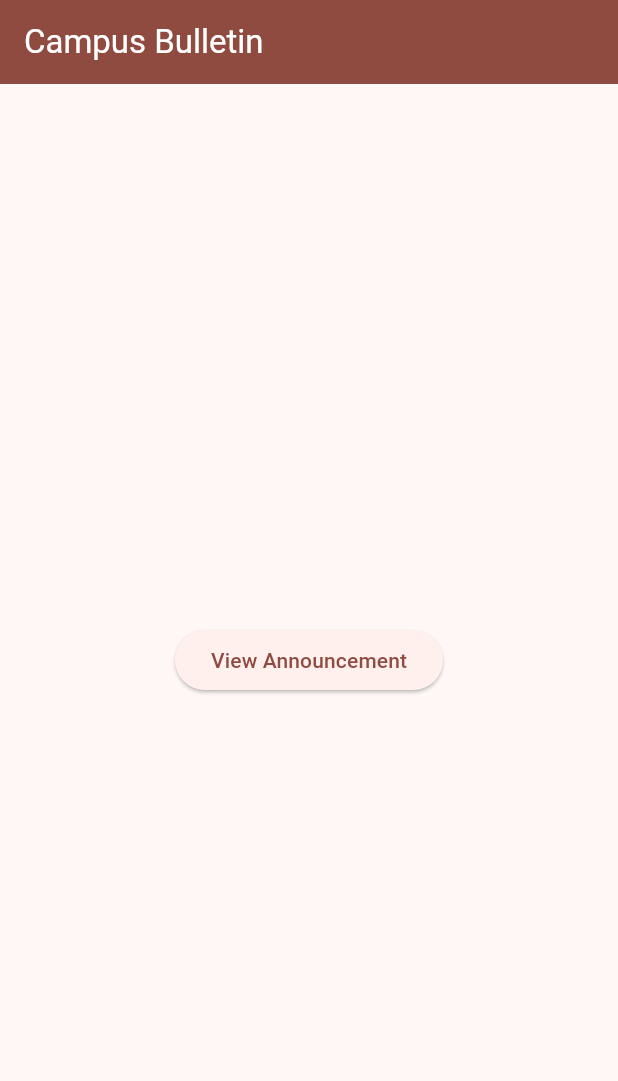
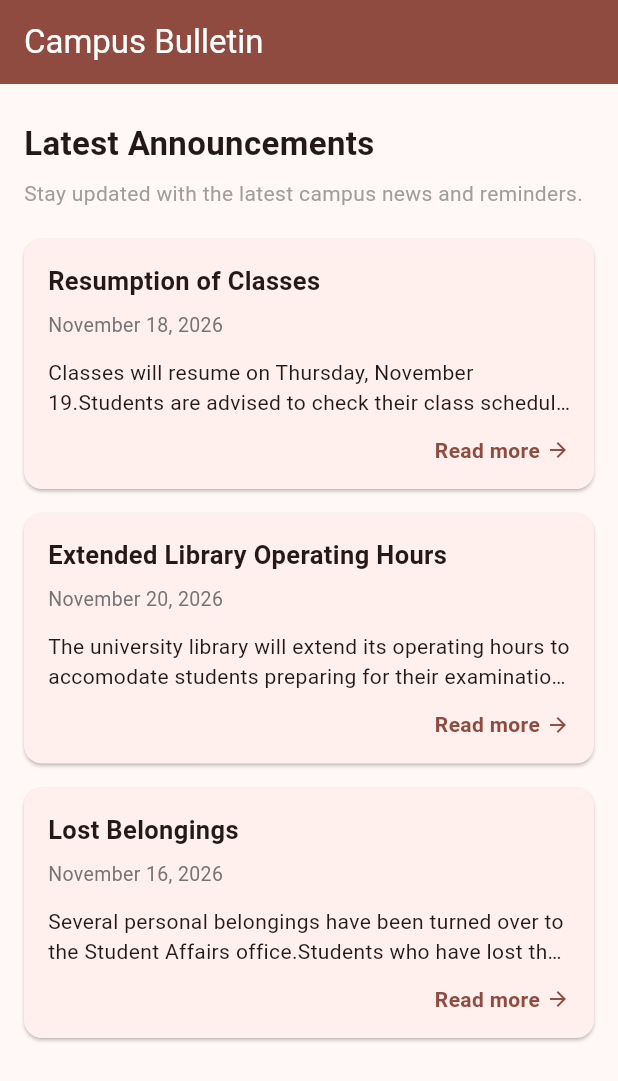
Before and after one commit to jsmn761/CSIT284-Capstone-Ruiz, a Flutter app: the screen it shows after launch, on a phone screen of 412 x 824 dp. Shown: the top 1081 px of the screen. Run offline on Flutter 3.47's test engine with Material 3 defaults, Android fonts, the phone set to English and light mode, and no system bars.

Commit message:
Add announcement feed

```diff
--- a/capstone_ruiz/lib/screens/announcement_detail_screen.dart
+++ b/capstone_ruiz/lib/screens/announcement_detail_screen.dart
@@ -1,7 +1,10 @@
+import 'package:capstone_ruiz/models/announcement.dart';
 import 'package:flutter/material.dart';
 
 class AnnouncementDetailScreen extends StatelessWidget {
-  const AnnouncementDetailScreen({super.key});
+  final Announcement announcement;
+
+  const AnnouncementDetailScreen({super.key, required this.announcement});
 
   @override
   Widget build(BuildContext context) {
--- a/capstone_ruiz/lib/screens/announcement_screen.dart
+++ b/capstone_ruiz/lib/screens/announcement_screen.dart
@@ -1,3 +1,5 @@
+import 'package:capstone_ruiz/data/dummy_announcements.dart';
+import 'package:capstone_ruiz/widgets/announcement_card.dart';
 import 'package:flutter/material.dart';
 import 'announcement_detail_screen.dart';
 
@@ -13,19 +15,46 @@ class AnnouncementScreen extends StatelessWidget {
       foregroundColor: Colors.white,
     ),
 
-    body: Center(
-      child: ElevatedButton(
-        onPressed: () {
-          Navigator.push(
-            context,
-            MaterialPageRoute(
-              builder: (context) => const AnnouncementDetailScreen(),
+    body: ListView(
+      children: [
+        const Padding(
+          padding: EdgeInsetsGeometry.fromLTRB(16, 24, 16, 8),
+          child: Text('Latest Announcements',
+          style: TextStyle(
+            fontSize: 22,
+            fontWeight: FontWeight.bold,
+          ),
+          ),
+          ),
+        const Padding(
+          padding: EdgeInsets.symmetric(
+            horizontal: 16),
+            child: Text(
+              'Stay updated with the latest campus news and reminders.',
+              style: TextStyle(
+                fontSize: 14,
+                color: Colors.grey,
               ),
-          );
-        },
-
-        child: const Text('View Announcement'),
-     ),
+            ),
+          ),
+          const SizedBox(
+            height: 12
+          ),
+          ...dummyAnnouncements.map((announcement){
+            return AnnouncementCard(
+              announcement: announcement,
+              onTap: () {
+                Navigator.push(context,
+                MaterialPageRoute(builder: (context) {
+                  return AnnouncementDetailScreen(announcement: announcement,
+                  );
+                },
+                ),
+                );
+              },
+              );
+          }),
+      ],
     ),
    );
   }
--- a/capstone_ruiz/lib/widgets/announcement_card.dart
+++ b/capstone_ruiz/lib/widgets/announcement_card.dart
@@ -0,0 +1,85 @@
+import 'package:capstone_ruiz/models/announcement.dart';
+import 'package:flutter/material.dart';
+
+class AnnouncementCard extends StatelessWidget{
+   final Announcement announcement;
+   final VoidCallback onTap;
+
+   const AnnouncementCard({super.key, required this.announcement, required this.onTap,});
+
+   @override
+  Widget build(BuildContext context) {
+    return Card(
+      margin: const EdgeInsets.symmetric(
+        horizontal: 16,
+        vertical: 8,
+      ),
+      child: InkWell(
+        onTap: onTap,
+        borderRadius: BorderRadius.circular(12),
+        child: Padding(
+          padding: const EdgeInsets.all(16),
+          child: Column(
+            crossAxisAlignment: CrossAxisAlignment.start,
+            children: [
+              Text(
+                announcement.title,
+                style: const TextStyle(
+                  fontSize: 17,
+                  fontWeight: FontWeight.bold,
+                ),
+              ),
+              const SizedBox(
+                height: 8
+              ),
+              Text(
+                announcement.date,
+                style: TextStyle(
+                  fontSize: 13,
+                  color: Colors.grey.shade600,
+                ),
+              ),
+              const SizedBox(
+                height: 12
+              ),
+              Text(
+                announcement.content,
+                maxLines: 2,
+                overflow: TextOverflow.ellipsis,
+                style: const TextStyle(
+                  fontSize: 14,
+                  height: 1.4,
+                ),
+              ),
+              const SizedBox(
+                height: 12
+              ),
+              Row(
+                mainAxisAlignment: MainAxisAlignment.end,
+                children: [
+                  Text(
+                    'Read more',
+                    style: TextStyle(
+                      color: Theme.of(context).colorScheme.primary,
+                      fontWeight: FontWeight.w600,
+                    ),
+                  ),
+                  const SizedBox(
+                    width: 4
+                  ),
+                  Icon(
+                    Icons.arrow_forward,
+                    size: 16,
+                    color: Theme.of(context).colorScheme.primary,
+                  ),
+                ],
+              ),
+
+            ],
+          ),
+          ),
+      ),
+    );
+
+  }
+}
```
